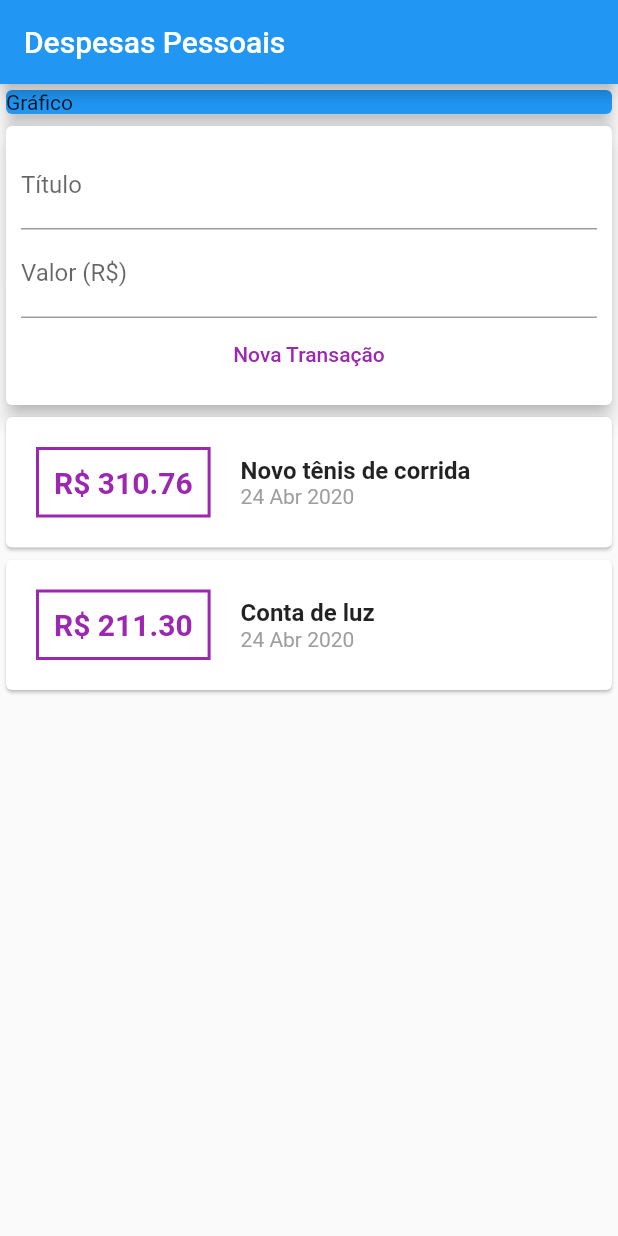
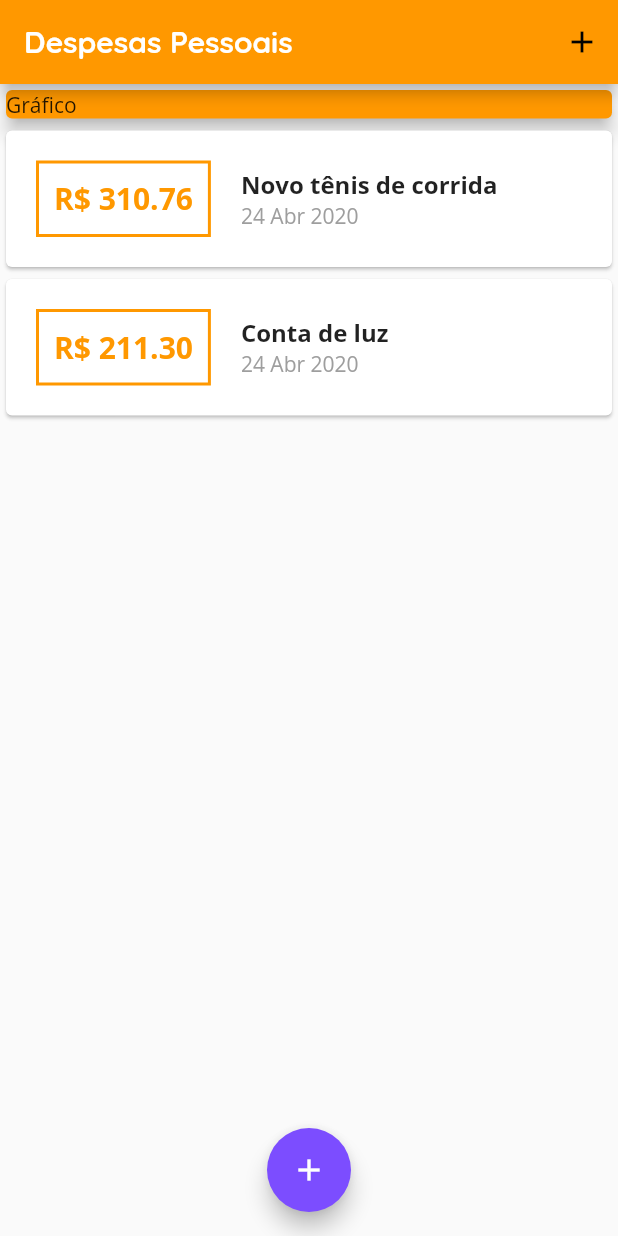
Before and after one commit to guilhermtorres/despesas_pessoais, a Flutter app: the screen it shows after launch, on a phone screen of 412 x 824 dp. Run offline on Flutter 3.47's test engine with Material 2 defaults, Android fonts, the phone set to English and light mode, and no system bars.

```diff
--- a/lib/src/app.dart
+++ b/lib/src/app.dart
@@ -6,7 +6,20 @@ class DespesasApp extends StatelessWidget {
   Widget build(BuildContext context) {
     return MaterialApp(
       home: MinhaPaginaInicial(),
-      theme: ThemeData(),
+      theme: ThemeData(
+        primarySwatch: Colors.orange,
+        accentColor: Colors.deepPurpleAccent,
+        fontFamily: 'OpenSans',
+        appBarTheme: AppBarTheme(
+          textTheme: ThemeData.light().textTheme.copyWith(
+                title: TextStyle(
+                  fontFamily: 'Quicksand',
+                  fontSize: 20,
+                  fontWeight: FontWeight.bold,
+                ),
+              ),
+        ),
+      ),
     );
   }
 }
--- a/lib/src/components/transacao_components.dart
+++ b/lib/src/components/transacao_components.dart
@@ -11,7 +11,30 @@ class TransacaoList extends StatelessWidget {
   Widget build(BuildContext context) {
     return Container(
       height: 300,
-      child: ListView.builder(
+      child: transacoes.isEmpty
+          ? Column(
+              children: <Widget>[
+                SizedBox(
+                  height: 20,
+                ),
+                Text(
+                  'Ops! Nenhuma  Transação Cadastrada!',
+                  textAlign: TextAlign.center,
+                  style: Theme.of(context).textTheme.title,
+                ),
+                SizedBox(
+                  height: 20,
+                ),
+                Container(
+                  height: 200,
+                  child: Image.asset(
+                    'assets/images/waiting.png',
+                    fit: BoxFit.cover,
+                  ),
+                ),
+              ],
+            )
+          : ListView.builder(
               itemCount: transacoes.length,
               itemBuilder: (ctx, index) {
                 final tr = transacoes[index];
@@ -25,7 +48,7 @@ class TransacaoList extends StatelessWidget {
                         ),
                         decoration: BoxDecoration(
                           border: Border.all(
-                      color: Colors.purple,
+                            color: Theme.of(context).primaryColor,
                             width: 2,
                           ),
                         ),
@@ -35,7 +58,7 @@ class TransacaoList extends StatelessWidget {
                           style: TextStyle(
                             fontWeight: FontWeight.bold,
                             fontSize: 20,
-                      color: Colors.purple,
+                            color: Theme.of(context).primaryColor,
                           ),
                         ),
                       ),
--- a/lib/src/components/transacao_user_components.dart
+++ /dev/null
@@ -1,49 +0,0 @@
-import 'dart:math';
-
-import 'package:despesas_pessoais/src/models/transacoes_model.dart';
-import 'package:flutter/material.dart';
-import 'transacao_components.dart';
-import 'transacao_form_components.dart';
-
-class TransacaoUsers extends StatefulWidget {
-  @override
-  _TransacaoUsersState createState() => _TransacaoUsersState();
-}
-
-class _TransacaoUsersState extends State<TransacaoUsers> {
-  final _transacoes = [
-    Transacao(
-      id: 't1',
-      title: 'Novo tênis de corrida',
-      value: 310.76,
-      date: DateTime.now(),
-    ),
-    Transacao(
-      id: 't2',
-      title: 'Conta de luz',
-      value: 211.30,
-      date: DateTime.now(),
-    ),
-  ];
-  _addTransacao(String title, double value) {
-    final novaTransacao = Transacao(
-      id: Random().nextDouble().toString(),
-      title: title,
-      value: value,
-      date: DateTime.now(),
-    );
-    setState(() {
-      _transacoes.add(novaTransacao);
-    });
-  }
-
-  @override
-  Widget build(BuildContext context) {
-    return Column(
-      children: <Widget>[
-        TransacaoForm(_addTransacao),
-        TransacaoList(_transacoes),
-      ],
-    );
-  }
-}
--- a/lib/src/screens/home_screen.dart
+++ b/lib/src/screens/home_screen.dart
@@ -1,30 +1,90 @@
-import 'package:despesas_pessoais/src/components/transacao_user_components.dart';
+import 'package:despesas_pessoais/src/components/transacao_components.dart';
+import 'package:despesas_pessoais/src/models/transacoes_model.dart';
 import 'package:flutter/material.dart';
+import 'dart:math';
+import '../components/transacao_form_components.dart';
 
-class MinhaPaginaInicial extends StatelessWidget {
+class MinhaPaginaInicial extends StatefulWidget {
+  @override
+  _MinhaPaginaInicialState createState() => _MinhaPaginaInicialState();
+}
+
+class _MinhaPaginaInicialState extends State<MinhaPaginaInicial> {
+  final List<Transacao> _transacoes = [
+    Transacao(
+      id: 't1',
+      title: 'Novo tênis de corrida',
+      value: 310.76,
+      date: DateTime.now(),
+    ),
+    Transacao(
+      id: 't2',
+      title: 'Conta de luz',
+      value: 211.30,
+      date: DateTime.now(),
+    ),
+  ];
+
+  _addTransacao(String title, double value) {
+    final novaTransacao = Transacao(
+      id: Random().nextDouble().toString(),
+      title: title,
+      value: value,
+      date: DateTime.now(),
+    );
+    Navigator.pop(context);
+    setState(() {
+      _transacoes.add(novaTransacao);
+    });
+  }
+
+  _openTransacaoFormModal(BuildContext context) {
+    showModalBottomSheet(
+        context: context,
+        builder: (context) {
+          return TransacaoForm(_addTransacao);
+        });
+  }
+
   Widget chartWidget() => Container(
         child: Card(
-          color: Colors.blue,
+          color: Theme.of(context).primaryColor,
           child: Text('Gráfico'),
           elevation: 5,
         ),
       );
+
   @override
   Widget build(BuildContext context) {
     print(context);
     return Scaffold(
       appBar: AppBar(
         title: Text('Despesas Pessoais'),
+        actions: <Widget>[
+          IconButton(
+            icon: Icon(
+              Icons.add,
+            ),
+            onPressed: () => _openTransacaoFormModal(context),
+          )
+        ],
       ),
       body: SingleChildScrollView(
         child: Column(
           crossAxisAlignment: CrossAxisAlignment.stretch,
           children: <Widget>[
             chartWidget(),
-            TransacaoUsers(),
+            TransacaoList(_transacoes),
           ],
         ),
       ),
+      floatingActionButton: FloatingActionButton(
+        child: Icon(
+          Icons.add,
+        ),
+        onPressed: () => _openTransacaoFormModal(context),
+      ),
+      floatingActionButtonLocation: FloatingActionButtonLocation.centerFloat,
     );
   }
 }
```
Also changed, not shown: lib/src/components/transacao_form_components.dart (+25 -9 lines), pubspec.yaml (+13 -8 lines), assets/fonts/OpenSans-Bold.ttf (added), assets/fonts/OpenSans-Regular.ttf (added), assets/fonts/Quicksand-Bold.ttf (added), assets/fonts/Quicksand-Light.ttf (added), assets/fonts/Quicksand-Medium.ttf (added), assets/fonts/Quicksand-Regular.ttf (added), assets/images/waiting.png (added). Lines whose indentation alone changed are shown as unchanged.
